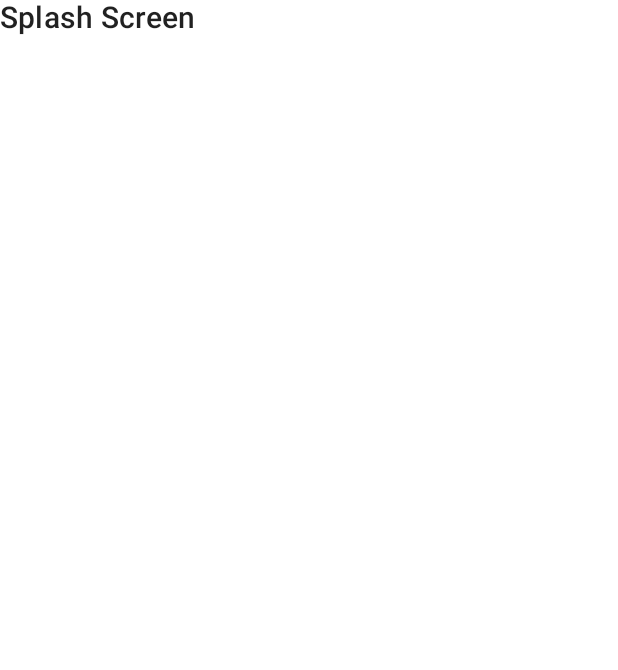
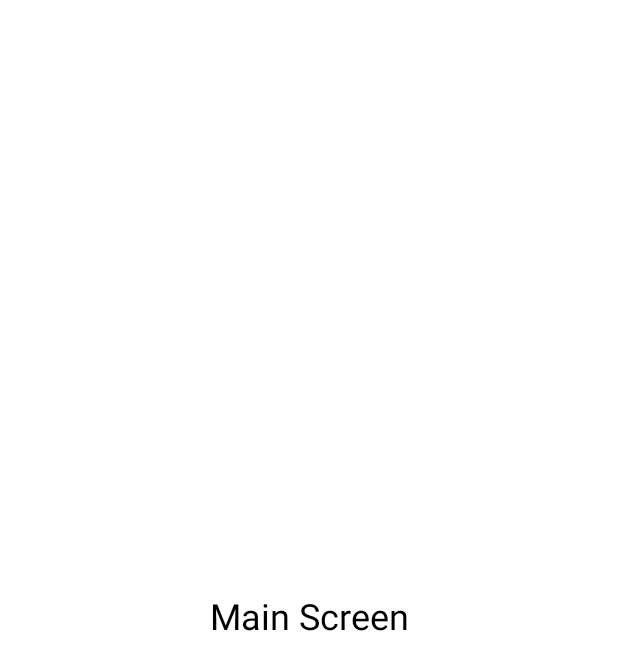
Before and after one commit to RunMoonQueue/MySecretary, an Android app built with Jetpack Compose: the screen it shows after launch (MainActivity), on a phone screen of 412 x 824 dp. Shown: the top 670 px of the screen. Run offline under Robolectric (Android 15) with nearby library versions, the phone set to English and light mode, and no system bars.

Commit message:
Splash screen 애니메이션 추가 및 main screen 이동

```diff
--- a/app/src/main/java/com/moon/mysecretary/MainActivity.kt
+++ b/app/src/main/java/com/moon/mysecretary/MainActivity.kt
@@ -3,11 +3,15 @@ package com.moon.mysecretary
 import android.os.Bundle
 import androidx.activity.ComponentActivity
 import androidx.activity.compose.setContent
-import androidx.compose.material.MaterialTheme
-import androidx.compose.material.Scaffold
+import androidx.compose.foundation.layout.Box
+import androidx.compose.foundation.layout.fillMaxSize
 import androidx.compose.material.Surface
+import androidx.compose.material.Text
 import androidx.compose.runtime.Composable
-import androidx.navigation.NavHostController
+import androidx.compose.ui.Alignment
+import androidx.compose.ui.Modifier
+import androidx.compose.ui.graphics.Color
+import androidx.compose.ui.unit.sp
 import androidx.navigation.compose.NavHost
 import androidx.navigation.compose.composable
 import androidx.navigation.compose.rememberNavController
@@ -20,8 +24,8 @@ class MainActivity : ComponentActivity() {
         setContent {
             MysecretaryTheme {
                 // A surface container using the 'background' color from the theme
-                Surface(color = MaterialTheme.colors.background) {
-                    MainScreen()
+                Surface(color = Color.White, modifier = Modifier.fillMaxSize()) {
+                    Navigation()
                 }
             }
         }
@@ -30,17 +34,20 @@ class MainActivity : ComponentActivity() {
 
 @Composable
 fun MainScreen() {
-    val navController = rememberNavController()
-    Scaffold {
-        Navigation(navController = navController)
+    Box(modifier = Modifier.fillMaxSize(), contentAlignment = Alignment.Center) {
+        Text(text = "Main Screen", color = Color.Black, fontSize = 24.sp)
     }
 }
 
 @Composable
-fun Navigation(navController: NavHostController) {
+fun Navigation() {
+    val navController = rememberNavController()
     NavHost(navController, startDestination = "splash_screen") {
-        composable("splash_screen"){
-            SplashScreen()
+        composable("splash_screen") {
+            SplashScreen(navController)
+        }
+        composable("main_screen") {
+            MainScreen()
         }
     }
 }
--- a/app/src/main/java/com/moon/mysecretary/ui/SplashScreen.kt
+++ b/app/src/main/java/com/moon/mysecretary/ui/SplashScreen.kt
@@ -1,10 +1,66 @@
 package com.moon.mysecretary.ui
 
+import android.view.animation.OvershootInterpolator
+import androidx.compose.animation.core.tween
+import androidx.compose.foundation.Image
+import androidx.compose.foundation.layout.*
 import androidx.compose.material.MaterialTheme
 import androidx.compose.material.Text
 import androidx.compose.runtime.Composable
+import androidx.compose.runtime.LaunchedEffect
+import androidx.compose.runtime.remember
+import androidx.compose.ui.Alignment
+import androidx.compose.ui.Modifier
+import androidx.compose.ui.draw.scale
+import androidx.compose.ui.res.painterResource
+import androidx.compose.ui.text.style.TextAlign
+import androidx.compose.ui.unit.dp
+import androidx.navigation.NavController
+import com.moon.mysecretary.R
+import kotlinx.coroutines.delay
 
 @Composable
-fun SplashScreen() {
-    Text(text="Splash Screen", style = MaterialTheme.typography.h6)
+fun SplashScreen(navController: NavController) {
+    val scale = remember {
+        androidx.compose.animation.core.Animatable(0f)
+    }
+
+    // Animation
+    LaunchedEffect(key1 = true) {
+        scale.animateTo(
+            targetValue = 0.7f,
+            // tween Animation
+            animationSpec = tween(
+                durationMillis = 800,
+                easing = {
+                    OvershootInterpolator(4f).getInterpolation(it)
+                })
+        )
+        // Customize the delay time
+        delay(1000L)
+        navController.navigate("main_screen")
+    }
+
+    // Image
+    Box(
+        contentAlignment = Alignment.Center,
+        modifier = Modifier.fillMaxSize()
+    ) {
+        // Change the logo
+        Row {
+            Image(
+                painter = painterResource(id = R.drawable.ic_notification),
+                modifier = Modifier
+                    .scale(scale.value)
+                    .size(width = 64.dp, height = 64.dp),
+                contentDescription = "Logo",
+            )
+            Text(
+                text = "모두의 알람",
+                style = MaterialTheme.typography.h6,
+                modifier = Modifier.align(Alignment.CenterVertically).padding(4.dp)
+            )
+        }
+
+    }
 }
--- /dev/null
+++ b/app/src/main/res/drawable/ic_notification.xml
@@ -0,0 +1,5 @@
+<vector android:height="60dp" android:tint="?attr/colorControlNormal"
+    android:viewportHeight="24" android:viewportWidth="24"
+    android:width="60dp" xmlns:android="http://schemas.android.com/apk/res/android">
+    <path android:fillColor="@android:color/black" android:pathData="M12,22c1.1,0 2,-0.9 2,-2h-4c0,1.1 0.9,2 2,2zM18,16v-5c0,-3.07 -1.63,-5.64 -4.5,-6.32L13.5,4c0,-0.83 -0.67,-1.5 -1.5,-1.5s-1.5,0.67 -1.5,1.5v0.68C7.64,5.36 6,7.92 6,11v5l-2,2v1h16v-1l-2,-2zM16,17L8,17v-6c0,-2.48 1.51,-4.5 4,-4.5s4,2.02 4,4.5v6zM7.58,4.08L6.15,2.65C3.75,4.48 2.17,7.3 2.03,10.5h2c0.15,-2.65 1.51,-4.97 3.55,-6.42zM19.97,10.5h2c-0.15,-3.2 -1.73,-6.02 -4.12,-7.85l-1.42,1.43c2.02,1.45 3.39,3.77 3.54,6.42z"/>
+</vector>
```
